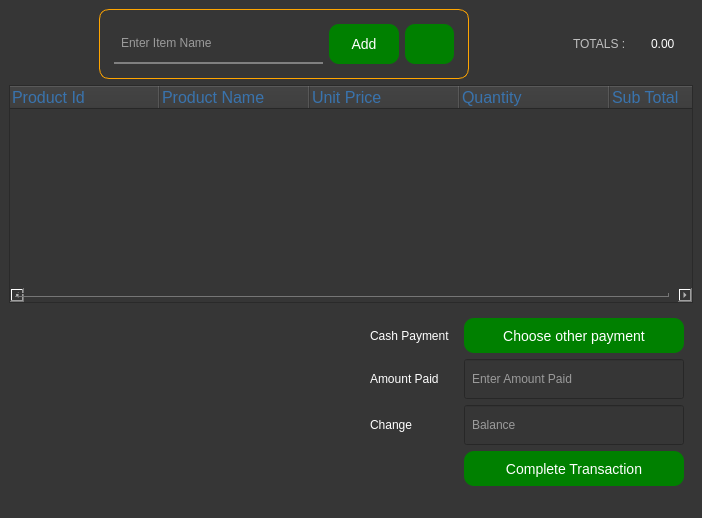
Before: the Qt Designer form msale/forms/sell.ui in ermolalex/Point-Of-Sale-PyQt-PySide, drawn with Qt 5.
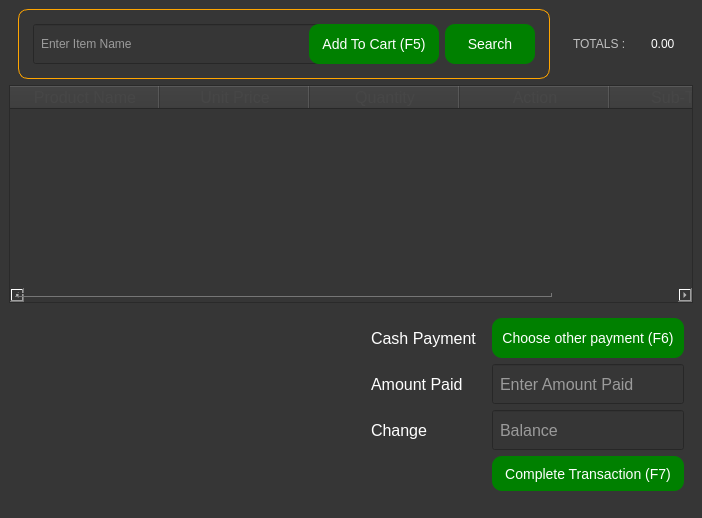
After: the same form once the commit is applied. Icons and pictures are not drawn.

What changed in the file:
```diff
--- a/msale/forms/sell.ui
+++ b/msale/forms/sell.ui
@@ -80,7 +80,11 @@
 }
 QLabel#Totalslabel{
 font:18px;}
-</string>
+QToolTip{
+background-color:black;
+border:1px solid grey;
+color:white;
+}</string>
      </property>
      <layout class="QVBoxLayout" name="verticalLayout">
       <item>
@@ -102,7 +106,7 @@
          <widget class="QFrame" name="SearchFrame">
           <property name="minimumSize">
            <size>
-            <width>370</width>
+            <width>500</width>
             <height>70</height>
            </size>
           </property>
@@ -114,10 +118,10 @@
           </property>
           <layout class="QHBoxLayout" name="horizontalLayout_5">
            <item>
-            <widget class="QLineEdit" name="SearchLineEdit">
+            <widget class="QLineEdit" name="searchLE">
              <property name="minimumSize">
               <size>
-               <width>0</width>
+               <width>300</width>
                <height>40</height>
               </size>
              </property>
@@ -139,12 +143,15 @@
             <widget class="QPushButton" name="AddToCartBtn">
              <property name="minimumSize">
               <size>
-               <width>70</width>
+               <width>130</width>
                <height>40</height>
               </size>
              </property>
+             <property name="toolTip">
+              <string>Add item To Cart</string>
+             </property>
              <property name="text">
-              <string>Add</string>
+              <string>Add To Cart (F5)</string>
              </property>
              <property name="icon">
               <iconset>
@@ -162,12 +169,12 @@
             <widget class="QPushButton" name="SearchBtn">
              <property name="minimumSize">
               <size>
-               <width>40</width>
+               <width>90</width>
                <height>40</height>
               </size>
              </property>
              <property name="text">
-              <string/>
+              <string>Search</string>
              </property>
              <property name="icon">
               <iconset>
@@ -209,7 +216,7 @@
          </widget>
         </item>
         <item>
-         <widget class="QLabel" name="TotalsLabel">
+         <widget class="QLabel" name="totalsLabel">
           <property name="minimumSize">
            <size>
             <width>50</width>
@@ -227,42 +234,42 @@
        </layout>
       </item>
       <item>
-       <widget class="QTreeWidget" name="sellTable">
+       <widget class="QTableWidget" name="tableWidget">
+        <property name="font">
+         <font>
+          <pointsize>13</pointsize>
+         </font>
+        </property>
         <property name="styleSheet">
          <string notr="true">padding:0px;</string>
         </property>
-        <attribute name="headerDefaultSectionSize">
+        <property name="editTriggers">
+         <set>QAbstractItemView::NoEditTriggers</set>
+        </property>
+        <property name="selectionMode">
+         <enum>QAbstractItemView::NoSelection</enum>
+        </property>
+        <property name="sortingEnabled">
+         <bool>true</bool>
+        </property>
+        <attribute name="horizontalHeaderDefaultSectionSize">
          <number>150</number>
         </attribute>
-        <attribute name="headerMinimumSectionSize">
+        <attribute name="horizontalHeaderMinimumSectionSize">
          <number>40</number>
         </attribute>
-        <column>
-         <property name="text">
-          <string>Product Id</string>
-         </property>
-         <property name="font">
-          <font>
-           <pointsize>12</pointsize>
-          </font>
-         </property>
-         <property name="background">
-          <color>
-           <red>77</red>
-           <green>77</green>
-           <blue>77</blue>
-          </color>
-         </property>
-         <property name="foreground">
-          <brush brushstyle="SolidPattern">
-           <color alpha="255">
-            <red>57</red>
-            <green>115</green>
-            <blue>173</blue>
-           </color>
-          </brush>
-         </property>
-        </column>
+        <attribute name="horizontalHeaderShowSortIndicator" stdset="0">
+         <bool>true</bool>
+        </attribute>
+        <attribute name="horizontalHeaderStretchLastSection">
+         <bool>true</bool>
+        </attribute>
+        <attribute name="verticalHeaderDefaultSectionSize">
+         <number>40</number>
+        </attribute>
+        <attribute name="verticalHeaderMinimumSectionSize">
+         <number>40</number>
+        </attribute>
         <column>
          <property name="text">
           <string>Product Name</string>
@@ -274,17 +281,17 @@
          </property>
          <property name="background">
           <color>
-           <red>77</red>
-           <green>77</green>
-           <blue>77</blue>
+           <red>240</red>
+           <green>240</green>
+           <blue>240</blue>
           </color>
          </property>
          <property name="foreground">
           <brush brushstyle="SolidPattern">
            <color alpha="255">
-            <red>57</red>
-            <green>115</green>
-            <blue>173</blue>
+            <red>70</red>
+            <green>70</green>
+            <blue>70</blue>
            </color>
           </brush>
          </property>
@@ -300,17 +307,17 @@
          </property>
          <property name="background">
           <color>
-           <red>77</red>
-           <green>77</green>
-           <blue>77</blue>
+           <red>240</red>
+           <green>240</green>
+           <blue>240</blue>
           </color>
          </property>
          <property name="foreground">
           <brush brushstyle="SolidPattern">
            <color alpha="255">
-            <red>57</red>
-            <green>115</green>
-            <blue>173</blue>
+            <red>70</red>
+            <green>70</green>
+            <blue>70</blue>
            </color>
           </brush>
          </property>
@@ -326,24 +333,24 @@
          </property>
          <property name="background">
           <color>
-           <red>77</red>
-           <green>77</green>
-           <blue>77</blue>
+           <red>240</red>
+           <green>240</green>
+           <blue>240</blue>
           </color>
          </property>
          <property name="foreground">
           <brush brushstyle="SolidPattern">
            <color alpha="255">
-            <red>57</red>
-            <green>115</green>
-            <blue>173</blue>
+            <red>70</red>
+            <green>70</green>
+            <blue>70</blue>
            </color>
           </brush>
          </property>
         </column>
         <column>
          <property name="text">
-          <string>Sub Total</string>
+          <string>Action</string>
          </property>
          <property name="font">
           <font>
@@ -352,17 +359,43 @@
          </property>
          <property name="background">
           <color>
-           <red>77</red>
-           <green>77</green>
-           <blue>77</blue>
+           <red>240</red>
+           <green>240</green>
+           <blue>240</blue>
           </color>
          </property>
          <property name="foreground">
           <brush brushstyle="SolidPattern">
            <color alpha="255">
-            <red>57</red>
-            <green>115</green>
-            <blue>173</blue>
+            <red>70</red>
+            <green>70</green>
+            <blue>70</blue>
+           </color>
+          </brush>
+         </property>
+        </column>
+        <column>
+         <property name="text">
+          <string>Sub-Total</string>
+         </property>
+         <property name="font">
+          <font>
+           <pointsize>12</pointsize>
+          </font>
+         </property>
+         <property name="background">
+          <color>
+           <red>240</red>
+           <green>240</green>
+           <blue>240</blue>
+          </color>
+         </property>
+         <property name="foreground">
+          <brush brushstyle="SolidPattern">
+           <color alpha="255">
+            <red>70</red>
+            <green>70</green>
+            <blue>70</blue>
            </color>
           </brush>
          </property>
@@ -407,21 +440,26 @@
                <height>35</height>
               </size>
              </property>
+             <property name="font">
+              <font>
+               <pointsize>12</pointsize>
+              </font>
+             </property>
              <property name="text">
               <string>Cash Payment</string>
              </property>
             </widget>
            </item>
            <item row="0" column="1">
-            <widget class="QPushButton" name="PayOptionBtn">
+            <widget class="QPushButton" name="payoptionBtn">
              <property name="minimumSize">
               <size>
                <width>0</width>
-               <height>35</height>
+               <height>40</height>
               </size>
              </property>
              <property name="text">
-              <string>Choose other payment</string>
+              <string>Choose other payment (F6)</string>
              </property>
              <property name="icon">
               <iconset>
@@ -443,19 +481,29 @@
                <height>35</height>
               </size>
              </property>
+             <property name="font">
+              <font>
+               <pointsize>12</pointsize>
+              </font>
+             </property>
              <property name="text">
               <string>Amount Paid</string>
              </property>
             </widget>
            </item>
            <item row="1" column="1">
-            <widget class="QLineEdit" name="CashAmountLineEdit">
+            <widget class="QLineEdit" name="cashamountLE">
              <property name="minimumSize">
               <size>
                <width>0</width>
                <height>40</height>
               </size>
              </property>
+             <property name="font">
+              <font>
+               <pointsize>12</pointsize>
+              </font>
+             </property>
              <property name="placeholderText">
               <string>Enter Amount Paid</string>
              </property>
@@ -469,19 +517,29 @@
                <height>35</height>
               </size>
              </property>
+             <property name="font">
+              <font>
+               <pointsize>12</pointsize>
+              </font>
+             </property>
              <property name="text">
               <string>Change</string>
              </property>
             </widget>
            </item>
            <item row="2" column="1">
-            <widget class="QLineEdit" name="ChangeAmountLineEdit">
+            <widget class="QLineEdit" name="changeamountLE">
              <property name="minimumSize">
               <size>
                <width>0</width>
                <height>40</height>
               </size>
              </property>
+             <property name="font">
+              <font>
+               <pointsize>12</pointsize>
+              </font>
+             </property>
              <property name="readOnly">
               <bool>true</bool>
              </property>
@@ -491,7 +549,7 @@
             </widget>
            </item>
            <item row="3" column="1">
-            <widget class="QPushButton" name="CashPaymentBtn">
+            <widget class="QPushButton" name="cashpaymentBtn">
              <property name="minimumSize">
               <size>
                <width>0</width>
@@ -499,7 +557,7 @@
               </size>
              </property>
              <property name="text">
-              <string>Complete Transaction</string>
+              <string>Complete Transaction (F7)</string>
              </property>
              <property name="icon">
               <iconset>
@@ -511,6 +569,12 @@
                <height>18</height>
               </size>
              </property>
+             <property name="autoDefault">
+              <bool>true</bool>
+             </property>
+             <property name="default">
+              <bool>true</bool>
+             </property>
             </widget>
            </item>
           </layout>
```
